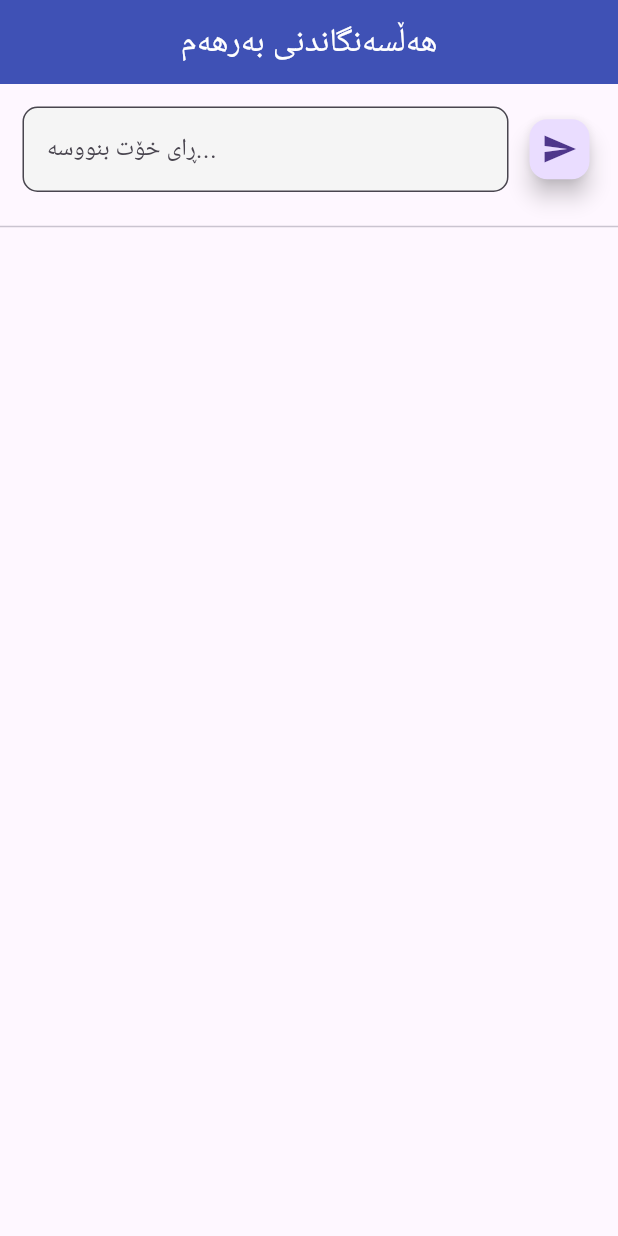
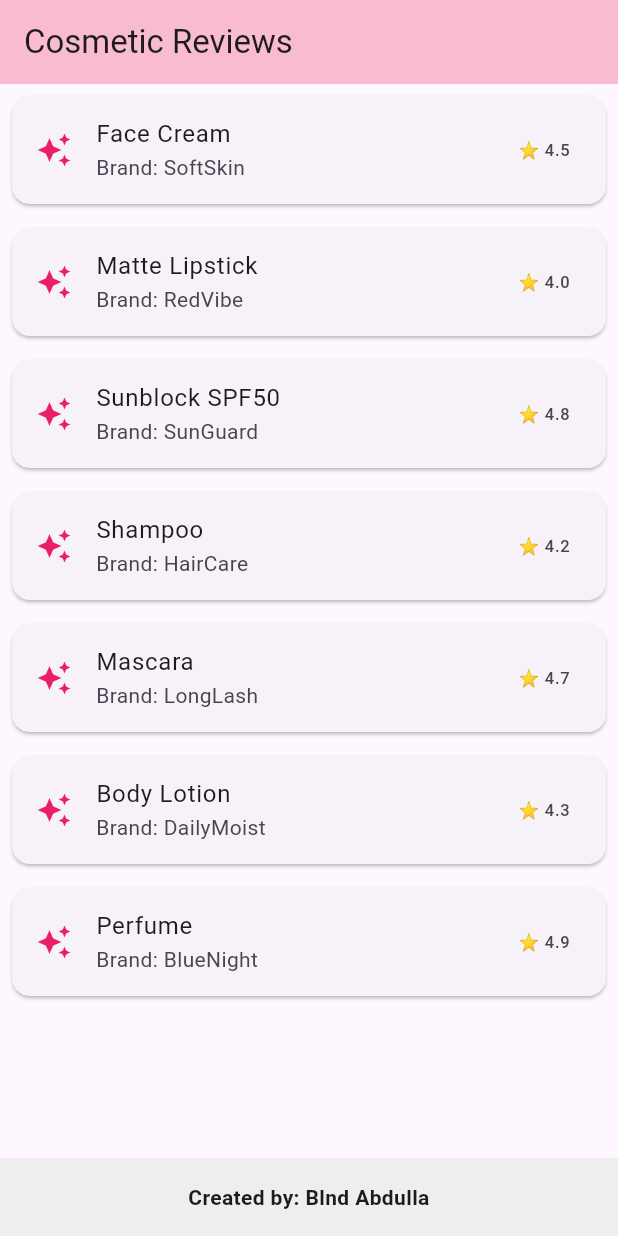
Before and after one commit to blndxoshnaw084-pixel/productrevi, a Flutter app: the screen it shows after launch, on a phone screen of 412 x 824 dp. Run offline on Flutter 3.47's test engine with Material 3 defaults, Android fonts, the phone set to English and light mode, and no system bars; our stand-ins replace firebase_core; accounts and stored records are empty.

Commit message:
Auto update: 2026-04-04 23:02

```diff
--- a/lib/main.dart
+++ b/lib/main.dart
@@ -1,16 +1,12 @@
 import 'package:flutter/material.dart';
 import 'package:firebase_core/firebase_core.dart';
-import 'package:cloud_firestore/cloud_firestore.dart';
-import 'firebase_options.dart'; // ئەم فایلە پێشتر دروست بوو لە هەنگاوی پێشوو
+import 'firebase_options.dart';
 
 void main() async {
   WidgetsFlutterBinding.ensureInitialized();
-
-  // دەستپێکردنی فایەربەیس بە کۆنفیدیورە نوێیەکەت
   await Firebase.initializeApp(
     options: DefaultFirebaseOptions.currentPlatform,
   );
-
   runApp(const MyApp());
 }
 
@@ -20,116 +16,115 @@ class MyApp extends StatelessWidget {
   @override
   Widget build(BuildContext context) {
     return MaterialApp(
+      title: 'Cosmetic Review App',
       debugShowCheckedModeBanner: false,
-      title: 'Product Review',
       theme: ThemeData(
-        primarySwatch: Colors.indigo,
+        primarySwatch: Colors.pink,
         useMaterial3: true,
       ),
-      home: const ProductReviewScreen(),
+      home: const HomePage(),
     );
   }
 }
 
-class ProductReviewScreen extends StatefulWidget {
-  const ProductReviewScreen({super.key});
+class HomePage extends StatefulWidget {
+  const HomePage({super.key});
 
   @override
-  State<ProductReviewScreen> createState() => _ProductReviewScreenState();
+  State<HomePage> createState() => _HomePageState();
 }
 
-class _ProductReviewScreenState extends State<ProductReviewScreen> {
-  final TextEditingController _controller = TextEditingController();
-  final CollectionReference _reviews = FirebaseFirestore.instance.collection('reviews');
-
-  // فەرمانی ناردنی هەڵسەنگاندن بۆ فایەربەیس
-  void _sendReview() {
-    if (_controller.text.trim().isNotEmpty) {
-      _reviews.add({
-        'text': _controller.text.trim(),
-        'time': FieldValue.serverTimestamp(),
-      });
-      _controller.clear();
-      FocusScope.of(context).unfocus(); // داخستنی کیبۆرد دوای ناردن
-    }
-  }
+class _HomePageState extends State<HomePage> {
+  // Simple list of products
+  final List<Map<String, dynamic>> products = [
+    {'name': 'Face Cream', 'brand': 'SoftSkin', 'rating': 4.5},
+    {'name': 'Matte Lipstick', 'brand': 'RedVibe', 'rating': 4.0},
+    {'name': 'Sunblock SPF50', 'brand': 'SunGuard', 'rating': 4.8},
+    {'name': 'Shampoo', 'brand': 'HairCare', 'rating': 4.2},
+    {'name': 'Mascara', 'brand': 'LongLash', 'rating': 4.7},
+    {'name': 'Body Lotion', 'brand': 'DailyMoist', 'rating': 4.3},
+    {'name': 'Perfume', 'brand': 'BlueNight', 'rating': 4.9},
+  ];
 
   @override
   Widget build(BuildContext context) {
     return Scaffold(
       appBar: AppBar(
-        title: const Text('هەڵسەنگاندنی بەرهەم'),
-        centerTitle: true,
-        backgroundColor: Colors.indigo,
-        foregroundColor: Colors.white,
+        title: const Text('Cosmetic Reviews'),
+        backgroundColor: Colors.pink[100],
       ),
       body: Column(
         children: [
-          // بەشی نووسینی هەڵسەنگاندن
-          Padding(
-            padding: const EdgeInsets.all(15.0),
-            child: Row(
-              children: [
-                Expanded(
-                  child: TextField(
-                    controller: _controller,
-                    decoration: InputDecoration(
-                      hintText: 'ڕای خۆت بنووسە...',
-                      border: OutlineInputBorder(
-                        borderRadius: BorderRadius.circular(10),
-                      ),
-                      filled: true,
-                      fillColor: Colors.grey[100],
-                    ),
+          Expanded(
+            child: ListView.builder(
+              itemCount: products.length,
+              itemBuilder: (context, index) {
+                return Card(
+                  margin: const EdgeInsets.all(8),
+                  child: ListTile(
+                    leading: const Icon(Icons.auto_awesome, color: Colors.pink),
+                    title: Text(products[index]['name']),
+                    subtitle: Text('Brand: ${products[index]['brand']}'),
+                    trailing: Text('⭐ ${products[index]['rating']}'),
+                    onTap: () {
+                      _showReviewDialog(products[index]['name']);
+                    },
                   ),
-                ),
-                const SizedBox(width: 10),
-                FloatingActionButton(
-                  onPressed: _sendReview,
-                  mini: true,
-                  child: const Icon(Icons.send),
-                ),
-              ],
+                );
+              },
             ),
           ),
-
-          const Divider(),
-
-          // نیشاندانی هەڵسەنگاندنەکان بە ڕاستەوخۆ (Stream)
-          Expanded(
-            child: StreamBuilder<QuerySnapshot>(
-              stream: _reviews.orderBy('time', descending: true).snapshots(),
-              builder: (context, snapshot) {
-                if (snapshot.hasError) {
-                  return const Center(child: Text('هەڵەیەک ڕوویدا!'));
-                }
-                if (snapshot.connectionState == ConnectionState.waiting) {
-                  return const Center(child: CircularProgressIndicator());
-                }
-
-                return ListView(
-                  children: snapshot.data!.docs.map((doc) {
-                    Map<String, dynamic> data = doc.data() as Map<String, dynamic>;
-                    return Card(
-                      margin: const EdgeInsets.symmetric(horizontal: 15, vertical: 5),
-                      child: ListTile(
-                        leading: const Icon(Icons.person_outline),
-                        title: Text(data['text'] ?? ''),
-                        subtitle: Text(
-                          data['time'] != null
-                          ? (data['time'] as Timestamp).toDate().toString().substring(0, 16)
-                          : 'ئێستا',
-                          style: const TextStyle(fontSize: 10),
-                        ),
-                      ),
-                    );
-                  }).toList(),
-                );
-              },
+          // Footer with your name
+          Container(
+            padding: const EdgeInsets.all(16),
+            color: Colors.grey[200],
+            width: double.infinity,
+            child: const Text(
+              'Created by: Blnd Abdulla',
+              textAlign: TextAlign.center,
+              style: TextStyle(fontWeight: FontWeight.bold),
             ),
           ),
         ],
       ),
     );
   }
+
+  // Simple dialog to add a review
+  void _showReviewDialog(String productName) {
+    showDialog(
+      context: context,
+      builder: (context) {
+        return AlertDialog(
+          title: Text('Review for $productName'),
+          content: Column(
+            mainAxisSize: MainAxisSize.min,
+            children: [
+              const TextField(
+                decoration: InputDecoration(hintText: 'Write your comment here'),
+              ),
+              const SizedBox(height: 10),
+              const Text('Rate this product (1-5):'),
+              Slider(value: 4, min: 1, max: 5, onChanged: (v) {}),
+            ],
+          ),
+          actions: [
+            TextButton(
+              onPressed: () => Navigator.pop(context),
+              child: const Text('Cancel'),
+            ),
+            ElevatedButton(
+              onPressed: () {
+                Navigator.pop(context);
+                ScaffoldMessenger.of(context).showSnackBar(
+                  const SnackBar(content: Text('Thank you for your review!')),
+                );
+              },
+              child: const Text('Submit'),
+            ),
+          ],
+        );
+      },
+    );
+  }
 }
```
Also changed, not shown: docs/assets/fonts/MaterialIcons-Regular.otf, 2 other files.
